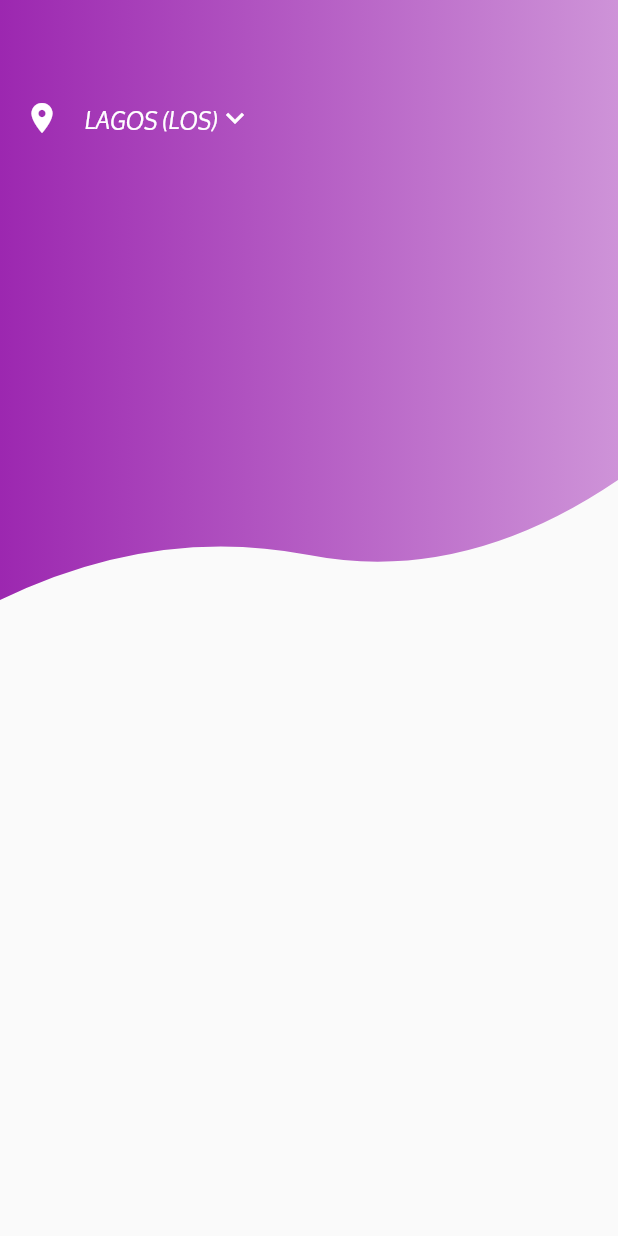
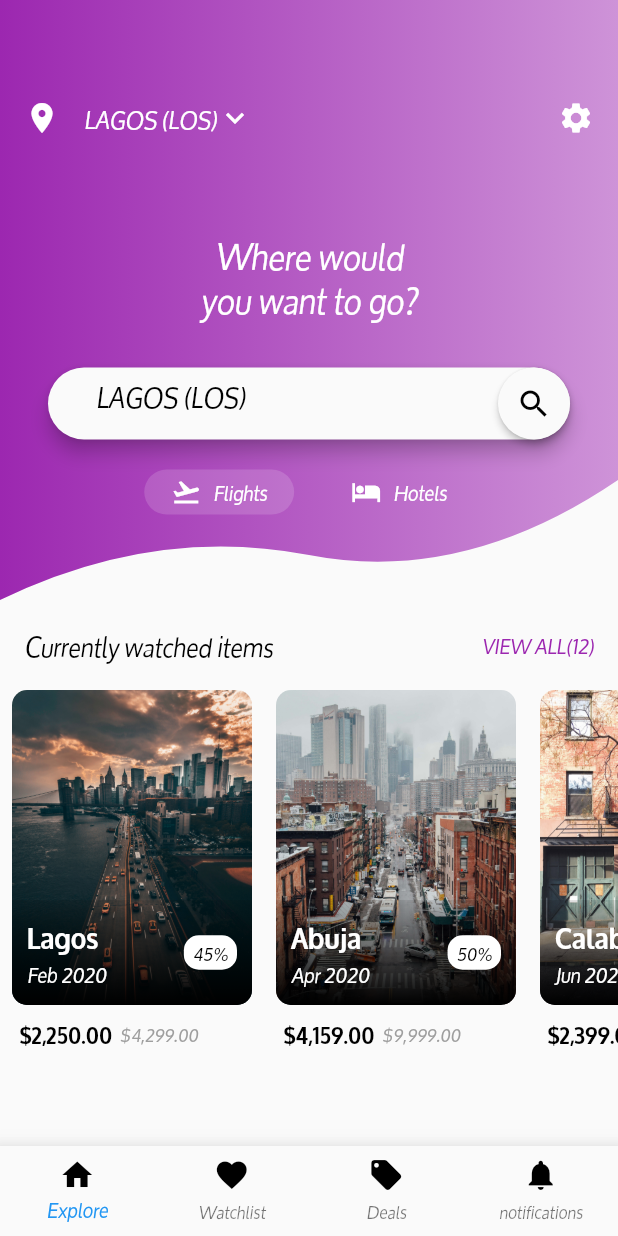
Before and after one commit to imadu/flight-app, a Flutter app: the screen it shows after launch, on a phone screen of 412 x 824 dp. Run offline on Flutter 3.47's test engine with Material 2 defaults, Android fonts, the phone set to English and light mode, and no system bars.

Commit message:
Added more functionality to home page.

```diff
--- /dev/null
+++ b/lib/ChoiceChip.dart
@@ -0,0 +1,39 @@
+import 'package:flutter/material.dart';
+
+class ChoiceChip extends StatefulWidget {
+  final IconData icon;
+  final String text;
+  final bool isFlightSelected;
+
+  ChoiceChip(this.icon, this.text, this.isFlightSelected);
+
+  @override
+  _ChoiceChipState createState() => _ChoiceChipState();
+}
+
+class _ChoiceChipState extends State<ChoiceChip> {
+  @override
+  Widget build(BuildContext context) {
+    return Container(
+      padding: EdgeInsets.symmetric(horizontal: 18.0, vertical: 4.0),
+      decoration: widget.isFlightSelected
+          ? BoxDecoration(
+              color: Colors.white.withOpacity(0.15),
+              borderRadius: BorderRadius.all(Radius.circular(20.0)))
+          : null,
+      child: Row(
+          mainAxisSize: MainAxisSize.min,
+          mainAxisAlignment: MainAxisAlignment.spaceBetween,
+          children: <Widget>[
+            Icon(
+              widget.icon,
+              size: 20.0,
+              color: Colors.white,
+            ),
+            SizedBox(width: 8.0),
+            Text(widget.text,
+                style: TextStyle(color: Colors.white, fontSize: 14.0))
+          ]),
+    );
+  }
+}
--- /dev/null
+++ b/lib/CityCard.dart
@@ -0,0 +1,119 @@
+import 'package:flutter/material.dart';
+import 'package:intl/intl.dart';
+
+List<CityCard> cityCards = [
+  CityCard("assets/images/lagos.jpg", "Lagos", "Feb 2020", "45", 4299, 2250),
+  CityCard("assets/images/abuja.jpg", "Abuja", "Apr 2020", "50", 9999, 4159),
+  CityCard(
+      "assets/images/calabar.jpg", "Calabar", "Jun 2020", "40", 5999, 2399),
+];
+
+final formatCurrency = NumberFormat.simpleCurrency();
+
+class CityCard extends StatelessWidget {
+  final String imagePath, cityName, monthYear, discount;
+  final num oldPrice, newPrice;
+
+  CityCard(this.imagePath, this.cityName, this.monthYear, this.discount,
+      this.oldPrice, this.newPrice);
+  @override
+  Widget build(BuildContext context) {
+    return Padding(
+      padding: const EdgeInsets.symmetric(horizontal: 8.0),
+      child: Column(
+        crossAxisAlignment: CrossAxisAlignment.start,
+        mainAxisAlignment: MainAxisAlignment.spaceBetween,
+        children: <Widget>[
+          ClipRRect(
+            borderRadius: BorderRadius.all(Radius.circular(10.0)),
+            child: Stack(
+              children: <Widget>[
+                Container(
+                  height: 210.0,
+                  width: 160.0,
+                  child: Image.asset(
+                    imagePath,
+                    fit: BoxFit.cover,
+                  ),
+                ),
+                Positioned(
+                  left: 0.0,
+                  bottom: 0.0,
+                  width: 160.0,
+                  height: 70,
+                  child: Container(
+                    decoration: BoxDecoration(
+                        gradient: LinearGradient(
+                            begin: Alignment.bottomCenter,
+                            end: Alignment.topCenter,
+                            colors: [
+                          Colors.black,
+                          Colors.black.withOpacity(0.1),
+                        ])),
+                  ),
+                ),
+                Positioned(
+                  left: 10.0,
+                  bottom: 10.0,
+                  right: 10.0,
+                  child: Row(
+                    mainAxisSize: MainAxisSize.max,
+                    mainAxisAlignment: MainAxisAlignment.spaceBetween,
+                    children: <Widget>[
+                      Column(
+                        crossAxisAlignment: CrossAxisAlignment.start,
+                        children: <Widget>[
+                          Text(
+                            cityName,
+                            style: TextStyle(
+                                fontWeight: FontWeight.bold,
+                                color: Colors.white,
+                                fontSize: 18.0),
+                          ),
+                          Text(monthYear,
+                              style: TextStyle(
+                                  fontWeight: FontWeight.normal,
+                                  color: Colors.white,
+                                  fontSize: 14.0))
+                        ],
+                      ),
+                      Container(
+                        padding: EdgeInsets.symmetric(
+                            horizontal: 6.0, vertical: 2.0),
+                        decoration: BoxDecoration(
+                            color: Colors.white,
+                            shape: BoxShape.rectangle,
+                            borderRadius:
+                                BorderRadius.all(Radius.circular(10.0))),
+                        child: Text(
+                          '$discount%',
+                          style: TextStyle(fontSize: 12.0, color: Colors.black),
+                        ),
+                      ),
+                    ],
+                  ),
+                )
+              ],
+            ),
+          ),
+          Row(
+            mainAxisSize: MainAxisSize.max,
+            mainAxisAlignment: MainAxisAlignment.start,
+            children: <Widget>[
+              SizedBox(width: 5.0),
+              Text('${formatCurrency.format(newPrice)}',
+                  style: TextStyle(
+                      color: Colors.black, fontWeight: FontWeight.bold, fontSize: 14.0)),
+              SizedBox(
+                width: 5.0,
+              ),
+              Text('${formatCurrency.format(oldPrice)}',
+                  style: TextStyle(
+                      color: Colors.grey, fontWeight: FontWeight.normal, fontSize: 12.0)),
+            ],
+          ),
+        ],
+      ),
+    );
+  }
+}
--- /dev/null
+++ b/lib/CustomAppBar.dart
@@ -0,0 +1,54 @@
+import 'package:flutter/material.dart';
+
+class CustomAppBar extends StatelessWidget {
+  final List<BottomNavigationBarItem> bottomBarItems = [];
+  final bottomNavigationBarItemStyle =
+      TextStyle(fontStyle: FontStyle.normal, color: Colors.black);
+  CustomAppBar() {
+    bottomBarItems.add(BottomNavigationBarItem(
+        icon: Icon(
+          Icons.home,
+          color: Colors.black,
+        ),
+        title: Text(
+          'Explore',
+          style: bottomNavigationBarItemStyle,
+        )));
+    bottomBarItems.add(new BottomNavigationBarItem(
+        icon: Icon(
+          Icons.favorite,
+          color: Colors.black,
+        ),
+        title: Text(
+          'Watchlist',
+          style: bottomNavigationBarItemStyle,
+        )));
+    bottomBarItems.add(new BottomNavigationBarItem(
+        icon: Icon(
+          Icons.local_offer,
+          color: Colors.black,
+        ),
+        title: Text(
+          'Deals',
+          style: bottomNavigationBarItemStyle,
+        )));
+    bottomBarItems.add(new BottomNavigationBarItem(
+        icon: Icon(
+          Icons.notifications,
+          color: Colors.black,
+        ),
+        title: Text(
+          'notifications',
+          style: bottomNavigationBarItemStyle,
+        )));
+  }
+  @override
+  Widget build(BuildContext context) {
+    return Material(
+        elevation: 15.0,
+        child: BottomNavigationBar(
+          items: bottomBarItems,
+          type: BottomNavigationBarType.fixed,
+        ));
+  }
+}
--- a/lib/main.dart
+++ b/lib/main.dart
@@ -1,5 +1,8 @@
 import 'package:flutter/material.dart';
+import 'package:hello_world/CityCard.dart';
+import 'package:hello_world/CustomAppBar.dart';
 import 'package:hello_world/CustomShapeClipper.dart';
+import 'package:hello_world/ChoiceChip.dart' as CustomChoiceChip;
 
 void main() => runApp(MaterialApp(
       title: 'Flight list mock up',
@@ -20,12 +23,15 @@ const TextStyle dropDownLabelStyle =
     TextStyle(color: Colors.white, fontSize: 16.0);
 const TextStyle dropDownMenuItemStyle =
     TextStyle(color: Colors.black, fontSize: 18.0);
+var viewAllStyle = TextStyle(fontSize: 14.0, color: appTheme.primaryColor);
 
 class HomeScreen extends StatelessWidget {
   @override
   Widget build(BuildContext context) {
     return Scaffold(
-      body: Column(children: <Widget>[HomeScreenTopPart()]),
+      bottomNavigationBar: CustomAppBar(),
+      body:
+          Column(children: <Widget>[HomeScreenTopPart(), homeScreenBottomPart]),
     );
   }
 }
@@ -36,6 +42,8 @@ class HomeScreenTopPart extends StatefulWidget {
 }
 
 class _HomeScreenTopPartState extends State<HomeScreenTopPart> {
+  var selectedLocationIndex = 0;
+  var isFlightSelected = true;
   @override
   Widget build(BuildContext context) {
     return Stack(
@@ -63,10 +71,15 @@ class _HomeScreenTopPartState extends State<HomeScreenTopPart> {
                     ),
                     SizedBox(width: 16.0),
                     PopupMenuButton(
+                      onSelected: (index) {
+                        setState(() {
+                          selectedLocationIndex = index;
+                        });
+                      },
                       child: Row(
                         children: <Widget>[
                           Text(
-                            locations[0],
+                            locations[selectedLocationIndex],
                             style:
                                 TextStyle(color: Colors.white, fontSize: 16.0),
                           ),
@@ -84,10 +97,71 @@ class _HomeScreenTopPartState extends State<HomeScreenTopPart> {
                                 style: dropDownMenuItemStyle),
                             value: 1)
                       ],
-                    )
+                    ),
+                    Spacer(),
+                    Icon(Icons.settings, color: Colors.white),
                   ],
                 ),
               ),
+              SizedBox(height: 50.0),
+              Text(
+                'Where would\nyou want to go?',
+                style:
+                    TextStyle(fontSize: 24.0, color: Colors.white, height: 1.2),
+                textAlign: TextAlign.center,
+              ),
+              SizedBox(height: 30.0),
+              Padding(
+                padding: EdgeInsets.symmetric(horizontal: 32.0),
+                child: Material(
+                  elevation: 5.0,
+                  borderRadius: BorderRadius.all(Radius.circular(30.0)),
+                  child: TextField(
+                    controller: TextEditingController(text: locations[0]),
+                    style: dropDownMenuItemStyle,
+                    cursorColor: appTheme.primaryColor,
+                    decoration: InputDecoration(
+                        border: InputBorder.none,
+                        contentPadding: EdgeInsets.symmetric(
+                            horizontal: 32.0, vertical: 5.0),
+                        suffixIcon: Material(
+                          elevation: 2.0,
+                          borderRadius: BorderRadius.all(Radius.circular(30.0)),
+                          child: Icon(
+                            Icons.search,
+                            color: Colors.black,
+                          ),
+                        )),
+                  ),
+                ),
+              ),
+              SizedBox(
+                height: 20.0,
+              ),
+              Row(
+                  mainAxisSize: MainAxisSize.min,
+                  mainAxisAlignment: MainAxisAlignment.spaceAround,
+                  children: <Widget>[
+                    InkWell(
+                      child: CustomChoiceChip.ChoiceChip(
+                          Icons.flight_takeoff, 'Flights', isFlightSelected),
+                      onTap: () {
+                        setState(() {
+                          isFlightSelected = true;
+                        });
+                      },
+                    ),
+                    SizedBox(width: 20.0),
+                    InkWell(
+                      child: CustomChoiceChip.ChoiceChip(
+                          Icons.hotel, 'Hotels', !isFlightSelected),
+                      onTap: () {
+                        setState(() {
+                          isFlightSelected = false;
+                        });
+                      },
+                    )
+                  ])
             ]),
           ),
         )
@@ -95,3 +169,28 @@ class _HomeScreenTopPartState extends State<HomeScreenTopPart> {
     );
   }
 }
+
+var homeScreenBottomPart = Container(
+  child: Column(
+    children: <Widget>[
+      Padding(
+        padding: const EdgeInsets.symmetric(horizontal: 16.0, vertical: 16.0),
+        child: Row(
+            mainAxisSize: MainAxisSize.max,
+            mainAxisAlignment: MainAxisAlignment.spaceBetween,
+            children: <Widget>[
+              Text('Currently watched items', style: dropDownMenuItemStyle),
+              Spacer(),
+              Text('VIEW ALL(12)', style: viewAllStyle)
+            ]),
+      ),
+      Container(
+        height: 240.0,
+        child: ListView(
+          scrollDirection: Axis.horizontal,
+          children: cityCards,
+        ),
+      ),
+    ],
+  ),
+);
--- a/pubspec.yaml
+++ b/pubspec.yaml
@@ -23,6 +23,7 @@ dependencies:
   # The following adds the Cupertino Icons font to your application.
   # Use with the CupertinoIcons class for iOS style icons.
   cupertino_icons: ^0.1.2
+  intl:
 
 dev_dependencies:
   flutter_test:
@@ -50,6 +51,9 @@ flutter:
       fonts:
         - asset: assets/fonts/Raleway-SemiBold.ttf
         - asset: assets/fonts/Raleway-SemiBold.ttf
+
+  assets:
+    - assets/images/
 
 
   # To add assets to your application, add an assets section, like this:
```
Also changed, not shown: assets/images/abuja.jpg (added), assets/images/calabar.jpg (added), assets/images/lagos.jpg (added), pubspec.lock, 6 other files.
